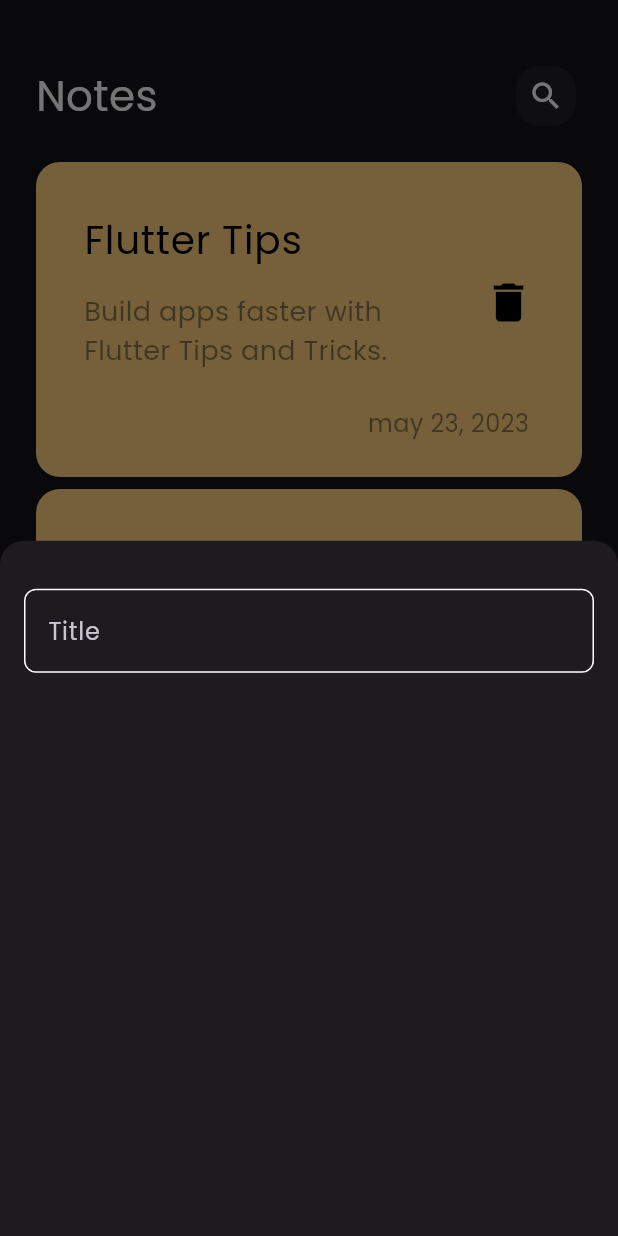
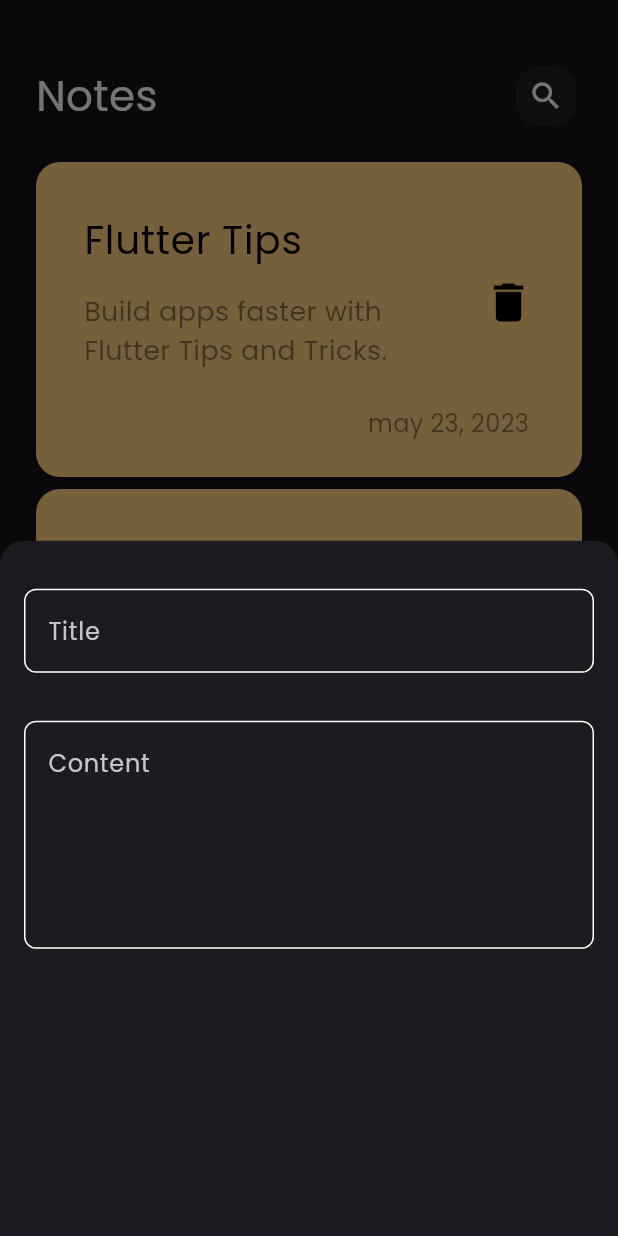
Before and after one commit to AbdllahAtef/notes_app, a Flutter app: the screen it shows after launch, after a tap on the "add" icon, on a phone screen of 412 x 824 dp. Run offline on Flutter 3.47's test engine with Material 3 defaults, Android fonts, the phone set to English and light mode, and no system bars.

Commit message:
add fields to bottom sheet

```diff
--- a/lib/widgets/custom_text_field.dart
+++ b/lib/widgets/custom_text_field.dart
@@ -2,16 +2,19 @@ import 'package:flutter/material.dart';
 import 'package:notes_app/constants.dart';
 
 class CustomTextField extends StatelessWidget {
-  const CustomTextField({super.key});
-
+ const CustomTextField({super.key, required this.hint, this.maxLines = 1});
+ final String hint;
+ final int maxLines;
   @override
   Widget build(BuildContext context) {
     return TextField(
+      maxLines: maxLines,
       cursorColor: kprimarycolor,
       decoration: InputDecoration(
         enabledBorder: outlineinputborder(),
         focusedBorder: outlineinputborder(kprimarycolor),
-        hintText: 'Title',
+        hintText: hint,
+
       ),
     );
   }
--- a/lib/widgets/note_bottom_sheet.dart
+++ b/lib/widgets/note_bottom_sheet.dart
@@ -8,7 +8,13 @@ class NoteBottomSheet extends StatelessWidget {
   Widget build(BuildContext context) {
     return const Padding(
       padding: EdgeInsets.symmetric(horizontal: 16.0, vertical: 32),
-      child: Column(children: [CustomTextField()]),
+      child: Column(
+        children: [
+          CustomTextField(hint: 'Title'),
+          SizedBox(height: 32),
+          CustomTextField(hint: 'Content', maxLines: 5),
+        ],
+      ),
     );
   }
 }
```
